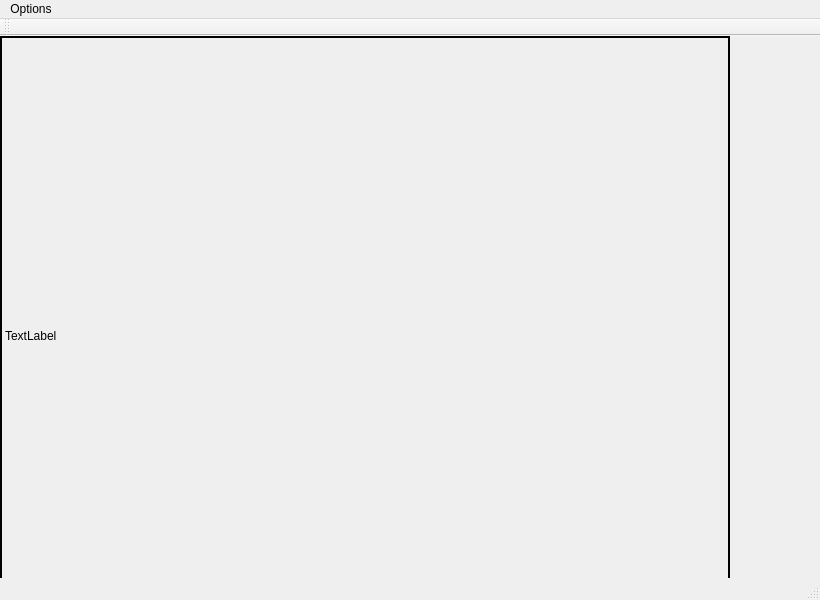
Wasgo097/levelcreator, file mainwindow.ui: the form before one commit.
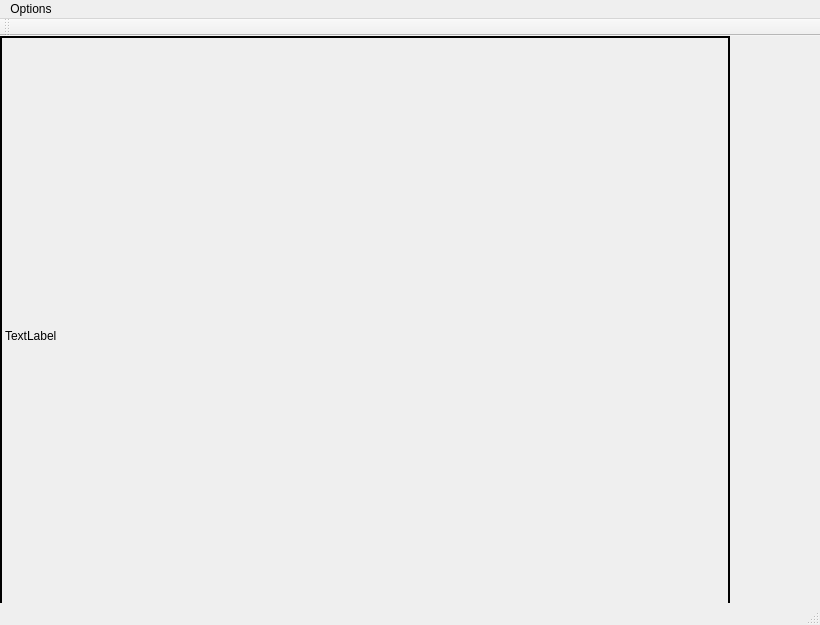
The form after the commit.

The edit to the form file:
```diff
--- a/mainwindow.ui
+++ b/mainwindow.ui
@@ -7,7 +7,7 @@
     <x>0</x>
     <y>0</y>
     <width>820</width>
-    <height>600</height>
+    <height>625</height>
    </rect>
   </property>
   <property name="windowTitle">
```
